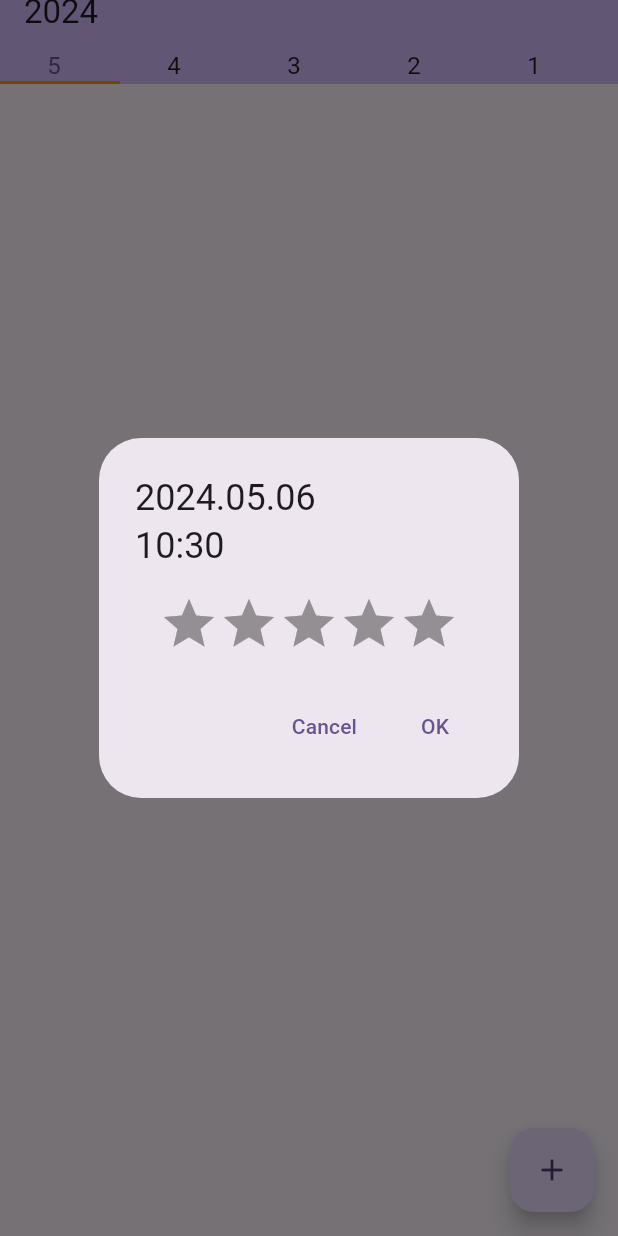
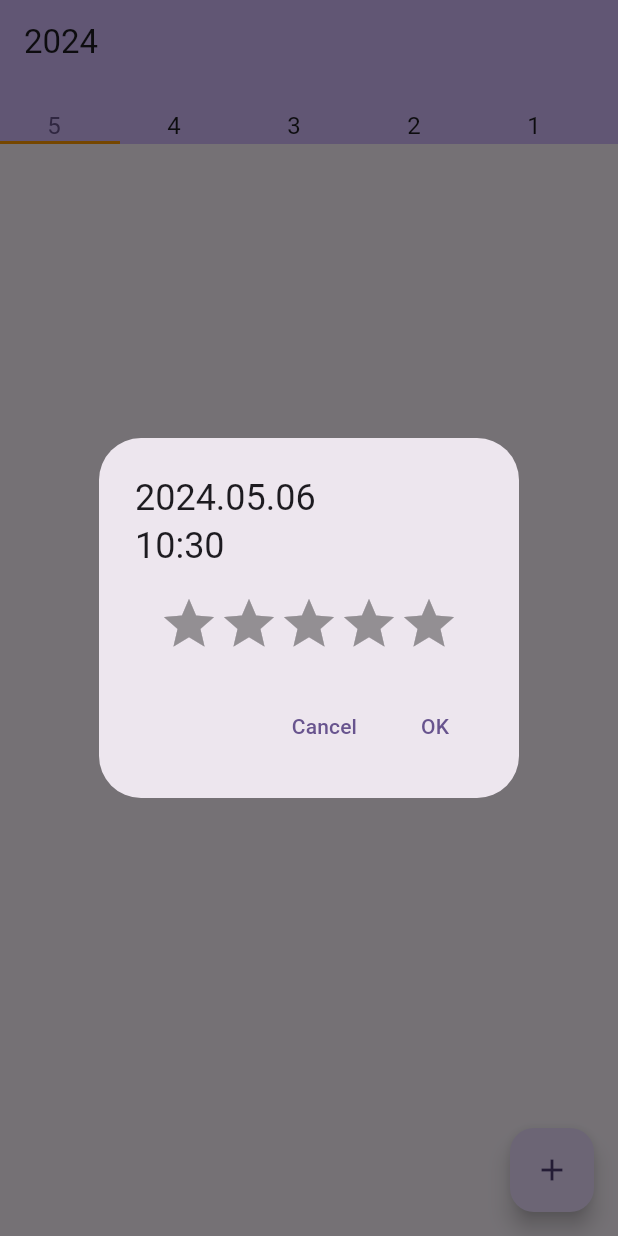
Before and after one commit to kariyayo/chooshi, a Flutter app: the screen it shows after launch, after a tap on the "add" icon, on a phone screen of 412 x 824 dp. Run offline on Flutter 3.47's test engine with Material 3 defaults, Android fonts, the phone set to English and light mode, and no system bars; drawn by our look-alikes of flutter_rating_bar, scroll_to_index; our stand-ins replace flutter_riverpod, freezed_annotation, shared_preferences.

Commit message:
improve AppBar height

```diff
--- a/lib/screen/top_app_bar_widget.dart
+++ b/lib/screen/top_app_bar_widget.dart
@@ -11,12 +11,14 @@ class TopAppBarWidget extends ConsumerStatefulWidget implements PreferredSizeWid
   ConsumerState<ConsumerStatefulWidget> createState() => _TopAppBarWidgetState();
 
   @override
-  Size get preferredSize => const Size.fromHeight(kToolbarHeight);
+  Size get preferredSize => const Size.fromHeight(kToolbarHeight + _TopAppBarWidgetState.height);
 }
 
 class _TopAppBarWidgetState extends ConsumerState<TopAppBarWidget> {
   final GlobalKey _tabBarKey = GlobalKey();
   final _scrollController = AutoScrollController();
+
+  static const double height = 40.0;
 
   final _months = <Month>{};
   var _title = '';
@@ -76,9 +78,9 @@ class _TopAppBarWidgetState extends ConsumerState<TopAppBarWidget> {
         },
       ),
       bottom: PreferredSize(
-        preferredSize: const Size.fromHeight(40.0),
+        preferredSize: const Size.fromHeight(height),
         child: SizedBox(
-          height: 40,
+          height: height,
           child: ListView.builder(
             key: _tabBarKey,
             controller: _scrollController,
```
